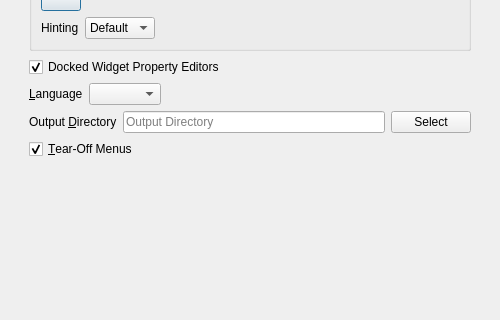
First picture: the form in UI/glitch-preferences.ui, repository textbrowser/glitch, before the edit; both pictures show x 0 to 500 and y 115 to 435 of the 500 by 550 pixel window.
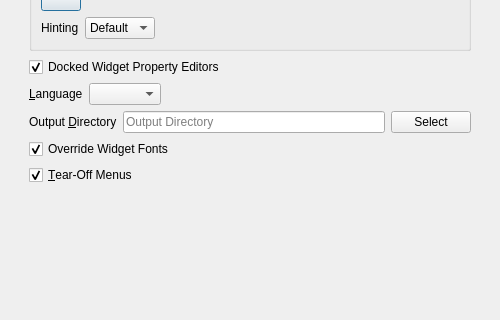
Second picture: the form after the edit. Icons and pictures are not drawn.

Patch:
```diff
--- a/UI/glitch-preferences.ui
+++ b/UI/glitch-preferences.ui
@@ -212,6 +212,19 @@
              </item>
             </layout>
            </item>
+           <item>
+            <widget class="QCheckBox" name="override_widget_fonts">
+             <property name="toolTip">
+              <string>&lt;html&gt;&lt;head/&gt;&lt;body&gt;&lt;p&gt;If enabled, a widget's font property will be set to the Application Font.&lt;/p&gt;&lt;/body&gt;&lt;/html&gt;</string>
+             </property>
+             <property name="text">
+              <string>Override Widget Fonts</string>
+             </property>
+             <property name="checked">
+              <bool>true</bool>
+             </property>
+            </widget>
+           </item>
            <item>
             <widget class="QCheckBox" name="display_tear_off_menus">
              <property name="toolTip">
```
Left out of the diff: 1 changed line with no effect on the pictures.
